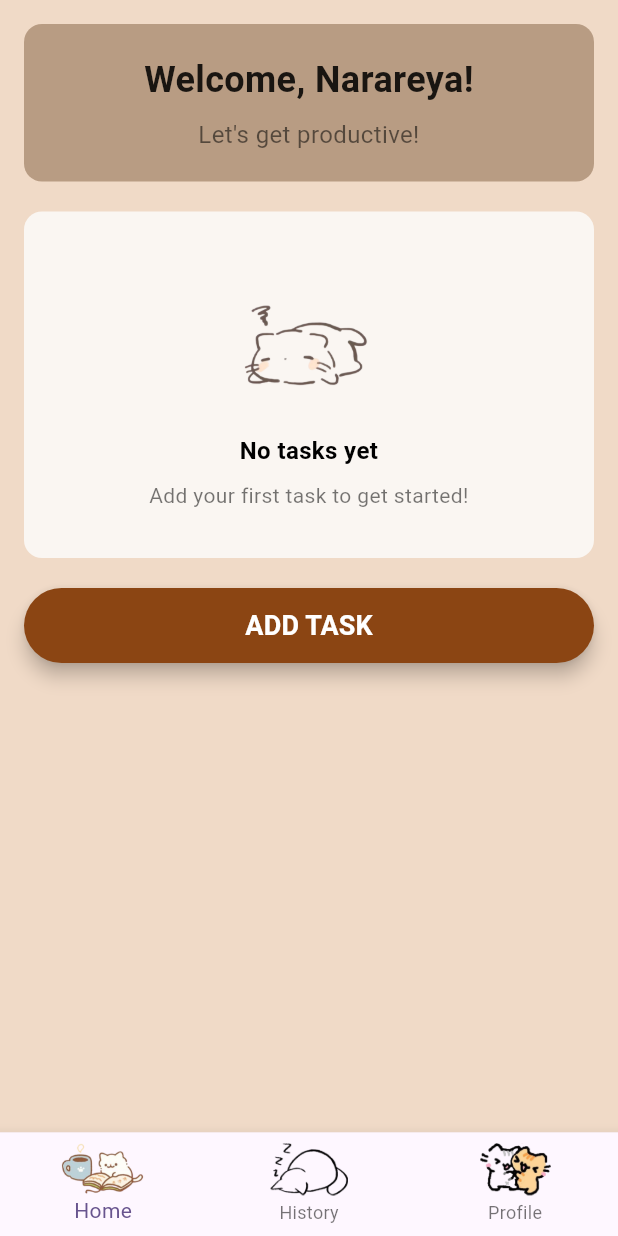
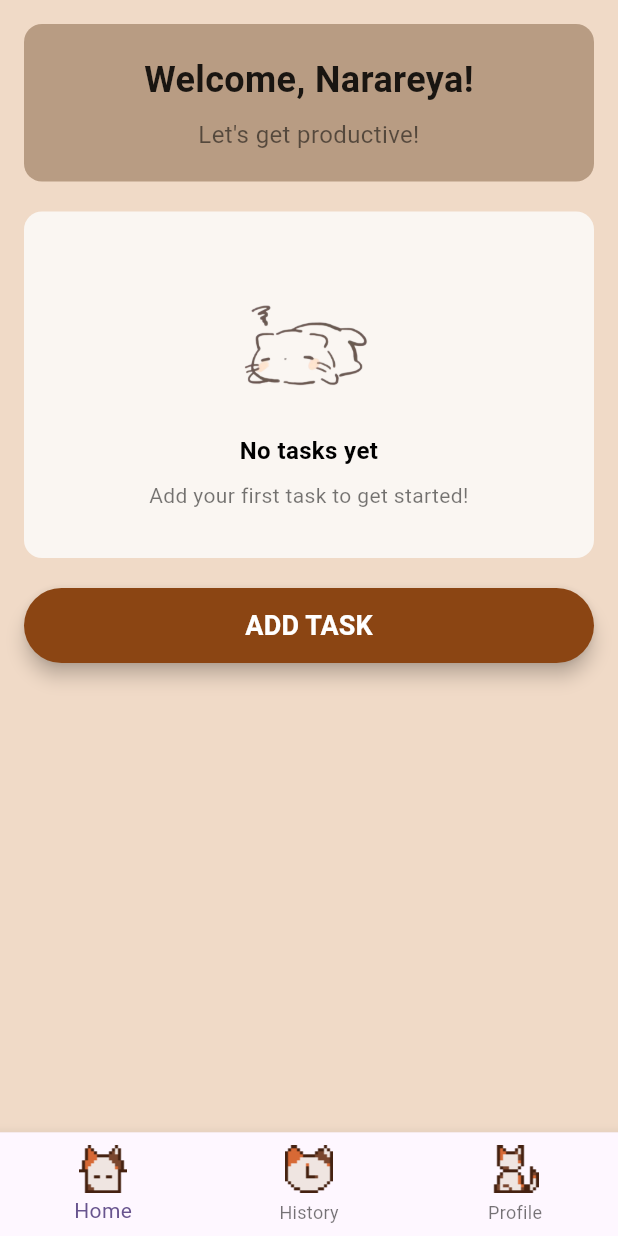
Before and after one commit to narareya/LatihanToDo_15_26, a Flutter app: the DashboardPage screen opened by its route, on a phone screen of 412 x 824 dp. Run offline on Flutter 3.47's test engine with Material 3 defaults, Android fonts, the phone set to English and light mode, and no system bars; our stand-ins replace get.

Commit message:
fix [EJL] bug/ui

```diff
--- a/noted/lib/components/custom_datepicker.dart
+++ b/noted/lib/components/custom_datepicker.dart
@@ -1,4 +1,5 @@
 import 'package:flutter/material.dart';
+import 'package:intl/intl.dart';
 
 class CustomDatePicker extends StatefulWidget {
   final String? label;
@@ -26,7 +27,7 @@ class _CustomDatePickerState extends State<CustomDatePicker> {
   }
 
   String _formatDate(DateTime date) {
-    return '${date.day}/${date.month}/${date.year}';
+    return DateFormat('d MMMM y', 'id_ID').format(date);
   }
 
   Future<void> _selectDate() async {
--- a/noted/lib/pages/dashboard.dart
+++ b/noted/lib/pages/dashboard.dart
@@ -15,9 +15,9 @@ class DashboardPage extends StatelessWidget {
         currentIndex: dashboardController.selectedIndex.value,
         onTap: dashboardController.changePage,
         items: [
-          BottomNavigationBarItem(icon: Image.asset('assets/images/Task.png', height: 35,), label: 'Home',),
-          BottomNavigationBarItem(icon: Image.asset('assets/images/history.png', height: 35,), label: 'History',),
-          BottomNavigationBarItem(icon: Image.asset('assets/images/profile.png', height: 35,), label: 'Profile',),
+          BottomNavigationBarItem(icon: Image.asset('assets/images/icons/cat-home2.png', height: 35,), label: 'Home',),
+          BottomNavigationBarItem(icon: Image.asset('assets/images/icons/cat-history.png', height: 35,), label: 'History',),
+          BottomNavigationBarItem(icon: Image.asset('assets/images/icons/cat-user.png', height: 35,), label: 'Profile',),
         ],
       ),
     ));
--- a/noted/lib/pages/history.dart
+++ b/noted/lib/pages/history.dart
@@ -78,7 +78,7 @@ class HistoryPage extends StatelessWidget {
                   ),
                   child: Column(
                     children: [
-Image.asset(
+                      Image.asset(
                         'assets/images/sad-cat.png',
                         width: 100,
                         height: 100,
--- a/noted/pubspec.yaml
+++ b/noted/pubspec.yaml
@@ -12,6 +12,7 @@ dependencies:
     sdk: flutter
   cupertino_icons: ^1.0.8
   get: ^4.7.2
+  intl: ^0.19.0
 
 dev_dependencies:
   flutter_test:
@@ -29,11 +30,14 @@ flutter:
     - assets/images/Task.png
     - assets/images/history.png
     - assets/images/profile.png
+    - assets/images/icons/cat-home2.png
+    - assets/images/icons/cat-history.png
+    - assets/images/icons/cat-user.png
 
   fonts:
     - family: CatPaws
       fonts:
-        - asset: assets/fonts/Cat paw.ttf
+        - asset: assets/fonts/Cat-paw.ttf
           weight: 600
     # - family: Cattlya
     #   fonts:
```
Also changed, not shown: noted/lib/main.dart (+5 -3 lines), noted/assets/fonts/Cat-paw.ttf (renamed from noted/assets/fonts/Cat paw.ttf), noted/assets/fonts/Cute-Meow.otf (renamed from noted/assets/fonts/Cute Meow.otf), noted/assets/images/icons/cat-history.png (added), noted/assets/images/icons/cat-home2.png (added), noted/assets/images/icons/cat-user.png (added), noted/pubspec.lock.
